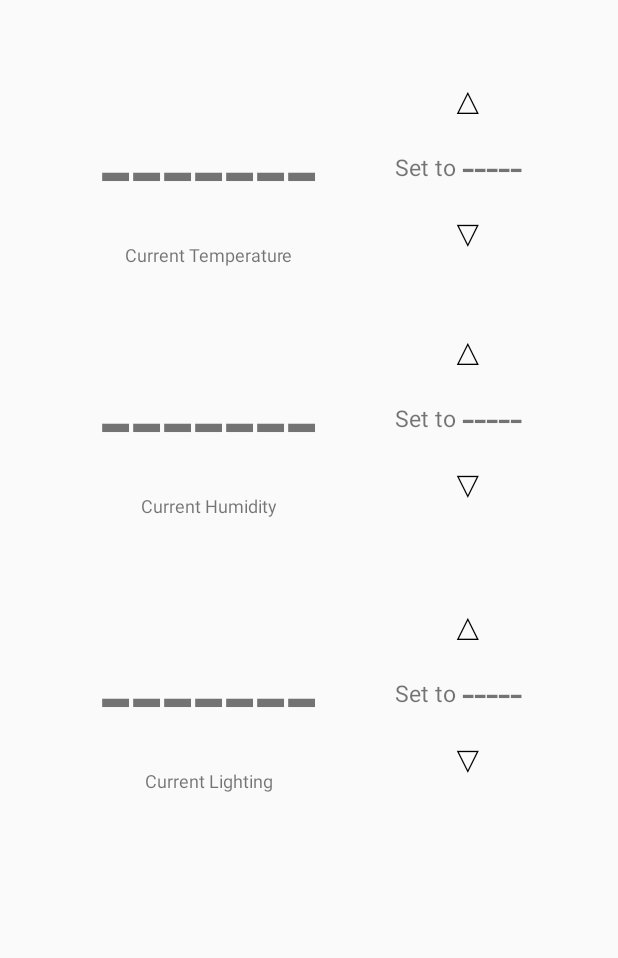
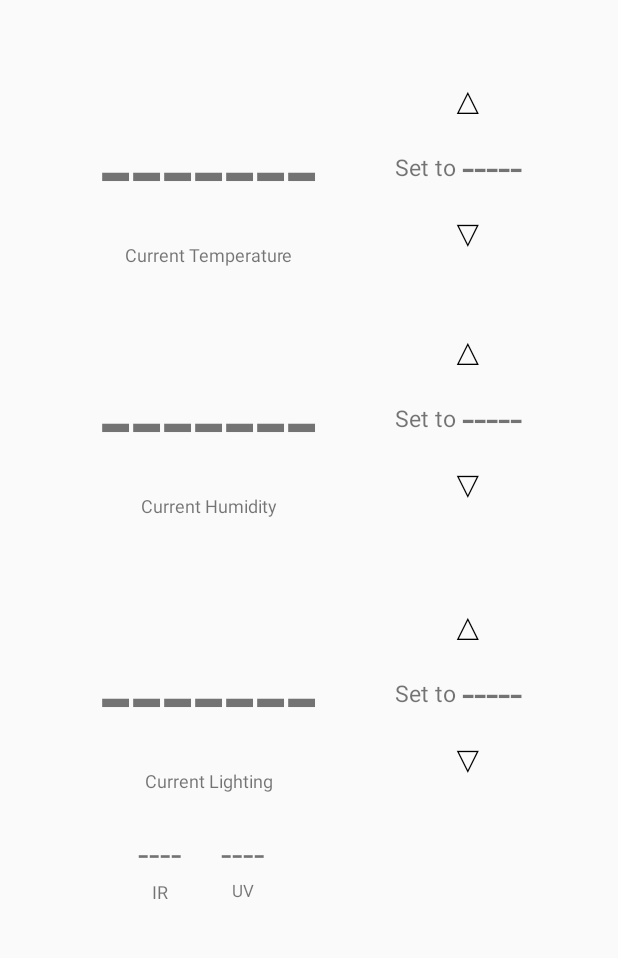
Before and after one commit to soihateu/Hydroponics, an Android app: the MainActivity screen opened directly, with no data from a screen before it, on a phone screen of 412 x 824 dp, the part 179-1137 px from its top. Run offline under Robolectric (Android 15) with nearby library versions, the phone set to English and light mode, and no system bars; 1 statement that could not run was skipped.

```diff
--- a/app/src/main/res/layout/activity_main.xml
+++ b/app/src/main/res/layout/activity_main.xml
@@ -194,6 +194,41 @@
         app:layout_constraintRight_toRightOf="@+id/currLighting"
         app:layout_constraintTop_toBottomOf="@+id/currLighting" />
 
+    <TextView
+        android:id="@+id/currUV"
+        android:layout_width="wrap_content"
+        android:layout_height="wrap_content"
+        android:text="----"
+        android:textSize="25dp"
+        app:layout_constraintBottom_toBottomOf="parent"
+        app:layout_constraintLeft_toRightOf="@id/currIR"
+        app:layout_constraintRight_toRightOf="parent"
+        app:layout_constraintTop_toBottomOf="@+id/currLighting"
+        app:layout_constraintVertical_bias="0.25"
+        app:layout_constraintHorizontal_bias="0.1" />
+
+    <TextView
+        android:id="@+id/currIR"
+        android:layout_width="wrap_content"
+        android:layout_height="wrap_content"
+        android:text="----"
+        android:textSize="25dp"
+        app:layout_constraintBottom_toBottomOf="parent"
+        app:layout_constraintLeft_toLeftOf="parent"
+        app:layout_constraintRight_toRightOf="parent"
+        app:layout_constraintTop_toBottomOf="@+id/currLighting"
+        app:layout_constraintVertical_bias="0.25"
+        app:layout_constraintHorizontal_bias="0.24" />
+
+    <TextView
+        android:layout_width="wrap_content"
+        android:layout_height="wrap_content"
+        android:text="IR"
+        android:textSize="12dp"
+        app:layout_constraintLeft_toLeftOf="@id/currIR"
+        app:layout_constraintRight_toRightOf="@id/currIR"
+        app:layout_constraintTop_toBottomOf="@id/currIR" />
+
     <Button
         android:id="@+id/addLighting"
         android:layout_width="wrap_content"
@@ -205,6 +240,15 @@
         app:layout_constraintBottom_toTopOf="@+id/setLighting"
         app:layout_constraintLeft_toRightOf="@+id/currLighting"
         app:layout_constraintRight_toRightOf="parent" />
+
+    <TextView
+        android:layout_width="wrap_content"
+        android:layout_height="wrap_content"
+        android:text="UV"
+        android:textSize="11dp"
+        app:layout_constraintLeft_toLeftOf="@id/currUV"
+        app:layout_constraintRight_toRightOf="@id/currUV"
+        app:layout_constraintTop_toBottomOf="@id/currUV" />
 
     <TextView
         android:layout_width="wrap_content"
```
Also changed, not shown: app/src/main/java/com/example/hydroponicsapplication/MainActivity.java (+78 -76 lines).
